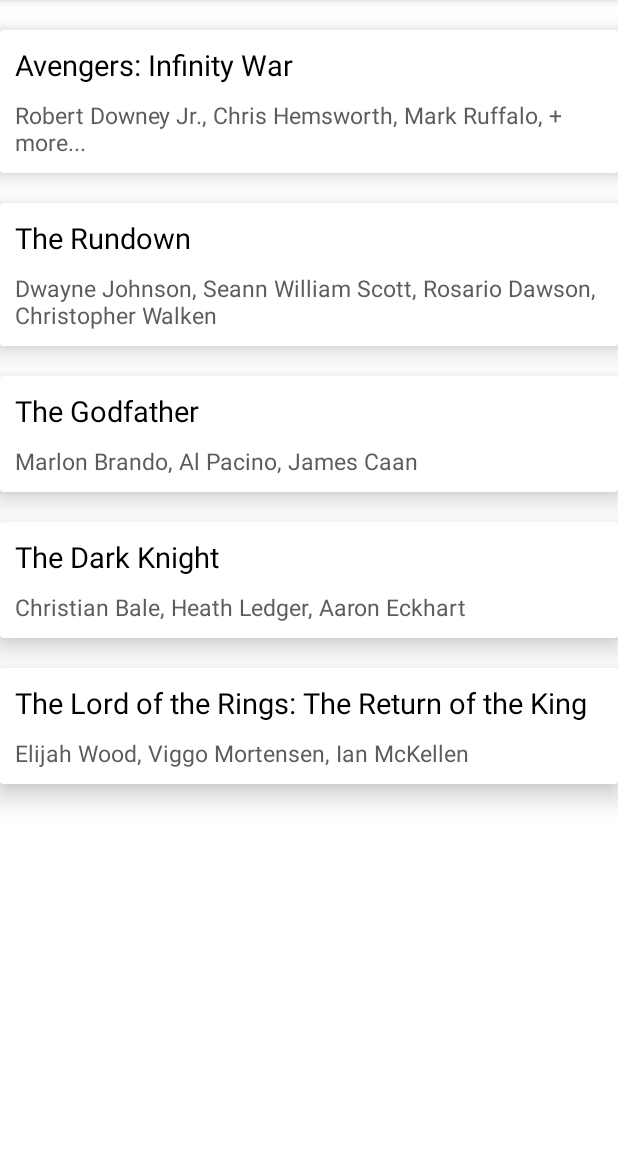
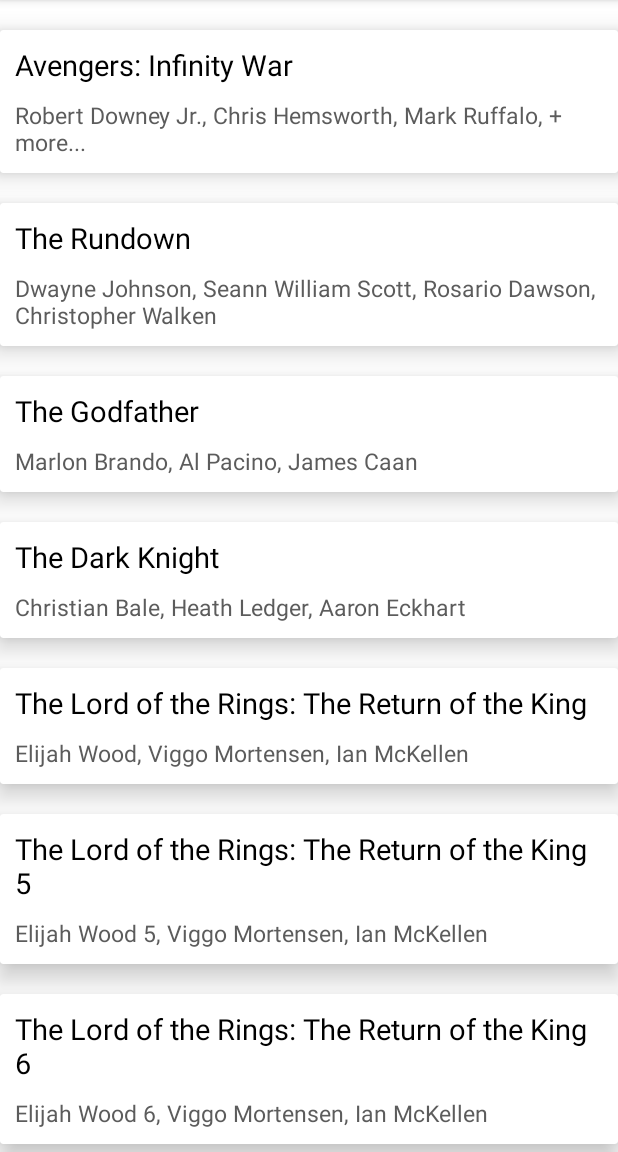
Before and after one commit to yxhuangCH/EspressoDemo, an Android app: the screen it shows after launch (MainActivity), on a phone screen of 412 x 824 dp, the part 84-1236 px from its top. Run offline under Robolectric (Android 15) with nearby library versions, the phone set to English and light mode, and no system bars; libraries missing offline, so code that uses them is left out: androidx.test.espresso; pictures from the network do not load; 2 statements that could not run were skipped.

```diff
--- a/app/build.gradle
+++ b/app/build.gradle
@@ -121,6 +121,8 @@ dependencies {
     // espresso
     androidTestImplementation 'androidx.test.espresso:espresso-core:3.2.0'
     androidTestImplementation 'androidx.test.espresso:espresso-contrib:3.3.0'
+    implementation "androidx.test.espresso:espresso-idling-resource:3.3.0"
+
     // intent
     androidTestImplementation "androidx.test.espresso:espresso-intents:3.2.0"
 
--- a/app/src/main/java/com/yxhuang/espresso/data/FakeMovieData.kt
+++ b/app/src/main/java/com/yxhuang/espresso/data/FakeMovieData.kt
@@ -6,6 +6,8 @@ package com.yxhuang.espresso.data
  * Description:
  */
 object FakeMovieData {
+
+    const val FAKE_NETWORK_DELAY = 1000L
 
     val movies = arrayOf(
         Movie(
@@ -51,6 +53,24 @@ object FakeMovieData {
             "Gandalf and Aragorn lead the World of Men against Sauron's army to draw his gaze from Frodo and Sam as they approach Mount Doom with the One Ring.",
             arrayListOf("Peter Jackson"),
             arrayListOf("Elijah Wood", "Viggo Mortensen", "Ian McKellen")
+        ),
+        Movie(
+            5,
+            "The Lord of the Rings: The Return of the King 5 ",
+            "https://nyc3.digitaloceanspaces.com/open-api-spaces/open-api-static/blog/1/The_Lord_of_the_Rings_The_Return_of_the_King-fragment_factory_2.png",
+            "Gandalf and Aragorn lead the World of Men against Sauron's army to draw his gaze from Frodo and Sam as they approach Mount Doom with the One Ring.",
+            arrayListOf("Peter Jackson 5"),
+            arrayListOf("Elijah Wood 5", "Viggo Mortensen", "Ian McKellen")
+        ),
+        Movie(
+            6,
+            "The Lord of the Rings: The Return of the King 6 ",
+            "https://nyc3.digitaloceanspaces.com/open-api-spaces/open-api-static/blog/1/The_Lord_of_the_Rings_The_Return_of_the_King-fragment_factory_2.png",
+            "Gandalf and Aragorn lead the World of Men against Sauron's army to draw his gaze from Frodo and Sam as they approach Mount Doom with the One Ring.",
+            arrayListOf("Peter Jackson 6"),
+            arrayListOf("Elijah Wood 6", "Viggo Mortensen", "Ian McKellen")
         )
+
+
     )
 }
--- a/app/src/main/java/com/yxhuang/espresso/ui/MainActivity.kt
+++ b/app/src/main/java/com/yxhuang/espresso/ui/MainActivity.kt
@@ -6,6 +6,7 @@ import androidx.appcompat.app.AppCompatActivity
 import android.os.Bundle
 import android.provider.MediaStore
 import android.util.Log
+import android.view.View
 import android.widget.Button
 import android.widget.ImageView
 import android.widget.TextView
@@ -17,9 +18,10 @@ import com.yxhuang.espresso.R
 import com.yxhuang.espresso.data.source.MoviesDataSource
 import com.yxhuang.espresso.data.source.MoviesRemoteDataSource
 import com.yxhuang.espresso.factory.MovieFragmentFactory
+import kotlinx.android.synthetic.main.activity_main.*
 
 
-class MainActivity : AppCompatActivity() {
+class MainActivity : AppCompatActivity(), UICommunicationListener {
 
     // dependencies (typically would be injected with dagger)
     lateinit var requestOptions: RequestOptions
@@ -58,4 +60,11 @@ class MainActivity : AppCompatActivity() {
         }
     }
 
+    override fun loading(isLoading: Boolean) {
+        if (isLoading)
+            progress_bar.visibility = View.VISIBLE
+        else
+            progress_bar.visibility = View.INVISIBLE
+    }
+
 }
--- a/app/src/main/java/com/yxhuang/espresso/ui/MovieListFragment.kt
+++ b/app/src/main/java/com/yxhuang/espresso/ui/MovieListFragment.kt
@@ -1,16 +1,26 @@
 package com.yxhuang.espresso.ui
 
+import android.content.Context
 import androidx.fragment.app.Fragment
 import android.os.Bundle
+import android.util.Log
 import android.view.LayoutInflater
 import android.view.View
 import android.view.ViewGroup
+import androidx.lifecycle.lifecycleScope
 import androidx.recyclerview.widget.LinearLayoutManager
 import com.yxhuang.espresso.R
+import com.yxhuang.espresso.data.FakeMovieData.FAKE_NETWORK_DELAY
 import com.yxhuang.espresso.data.Movie
 import com.yxhuang.espresso.data.source.MoviesDataSource
+import com.yxhuang.espresso.util.EspressoIdlingResource
 import com.yxhuang.espresso.util.TopSpacingItemDecoration
 import kotlinx.android.synthetic.main.fragment_movie_list.*
+import kotlinx.coroutines.Dispatchers
+import kotlinx.coroutines.Dispatchers.Main
+import kotlinx.coroutines.GlobalScope
+import kotlinx.coroutines.delay
+import kotlinx.coroutines.launch
 
 /**
  * Created by yxhuang
@@ -22,6 +32,9 @@ class MovieListFragment(
 ) : Fragment(),
     MoviesListAdapter.Interaction
 {
+
+    private val TAG: String = "AppDebug"
+
     override fun onItemSelected(position: Int, item: Movie) {
         activity?.run {
             val bundle = Bundle()
@@ -34,6 +47,7 @@ class MovieListFragment(
     }
 
     lateinit var listAdapter: MoviesListAdapter
+    lateinit var uiCommunicationListener: UICommunicationListener
 
     override fun onCreateView(
             inflater: LayoutInflater,
@@ -47,11 +61,26 @@ class MovieListFragment(
         super.onViewCreated(view, savedInstanceState)
 
         initRecyclerView()
+
+        uiCommunicationListener = context as UICommunicationListener
+
         getData()
     }
 
+
     private fun getData(){
-        listAdapter.submitList(moviesDataSource.getMovies())
+        EspressoIdlingResource.increment()
+        uiCommunicationListener.loading(true)
+        val job = GlobalScope.launch(Dispatchers.IO) { // 模拟网络耗时
+            delay(FAKE_NETWORK_DELAY)
+        }
+        job.invokeOnCompletion{
+            lifecycleScope.launch {
+                uiCommunicationListener.loading(false)
+                listAdapter.submitList(moviesDataSource.getMovies()) // 回来刷新数据
+                EspressoIdlingResource.decrement()
+            }
+        }
     }
 
     private fun initRecyclerView() {
@@ -63,4 +92,13 @@ class MovieListFragment(
             adapter = listAdapter
         }
     }
+
+//    override fun onAttach(context: Context) {
+//        super.onAttach(context)
+//        try{
+//            uiCommunicationListener = context as UICommunicationListener
+//        }catch (e: ClassCastException){
+//            Log.e(TAG, "Must implement interface in $activity: ${e.message}")
+//        }
+//    }
 }
--- /dev/null
+++ b/app/src/main/java/com/yxhuang/espresso/util/EspressoIdlingResource.kt
@@ -0,0 +1,27 @@
+package com.yxhuang.espresso.util
+
+import androidx.test.espresso.idling.CountingIdlingResource
+
+/**
+ * Created by yxhuang
+ * Date: 2022/10/24
+ * Description:
+ */
+object EspressoIdlingResource {
+
+    private const val RESOURCE = "GLOBAL"
+
+    @JvmField
+    val countingIdlingResource = CountingIdlingResource(RESOURCE)
+
+    fun increment() {
+        countingIdlingResource.increment()
+    }
+
+    fun decrement() {
+        if (!countingIdlingResource.isIdleNow){
+            countingIdlingResource.decrement()
+        }
+    }
+
+}
--- a/app/src/main/res/layout/activity_main.xml
+++ b/app/src/main/res/layout/activity_main.xml
@@ -1,20 +1,27 @@
-<androidx.constraintlayout.widget.ConstraintLayout
-    xmlns:android="http://schemas.android.com/apk/res/android"
+<androidx.constraintlayout.widget.ConstraintLayout xmlns:android="http://schemas.android.com/apk/res/android"
     xmlns:app="http://schemas.android.com/apk/res-auto"
+    android:id="@+id/main"
     android:layout_width="match_parent"
-    android:layout_height="match_parent"
-    android:id="@+id/main">
+    android:layout_height="match_parent">
 
 
     <androidx.fragment.app.FragmentContainerView
+        android:id="@+id/container"
+        android:layout_width="match_parent"
         android:layout_height="match_parent"
-        android:layout_width="match_parent"
-        app:layout_constraintTop_toTopOf="parent"
+        app:layout_constraintBottom_toBottomOf="parent"
+        app:layout_constraintLeft_toLeftOf="parent"
         app:layout_constraintRight_toRightOf="parent"
+        app:layout_constraintTop_toTopOf="parent" />
+
+    <ProgressBar
+        android:id="@+id/progress_bar"
+        android:layout_width="wrap_content"
+        android:layout_height="wrap_content"
+        android:visibility="invisible"
+        app:layout_constraintBottom_toBottomOf="parent"
         app:layout_constraintLeft_toLeftOf="parent"
-        app:layout_constraintBottom_toBottomOf="parent"
-        android:id="@+id/container" />
-
-
+        app:layout_constraintRight_toRightOf="parent"
+        app:layout_constraintTop_toTopOf="parent" />
 
 </androidx.constraintlayout.widget.ConstraintLayout>
```
Also changed, not shown: app/src/main/java/com/yxhuang/espresso/ui/UICommunicationListener.kt (added, +12 -0 lines), 1 other file.
